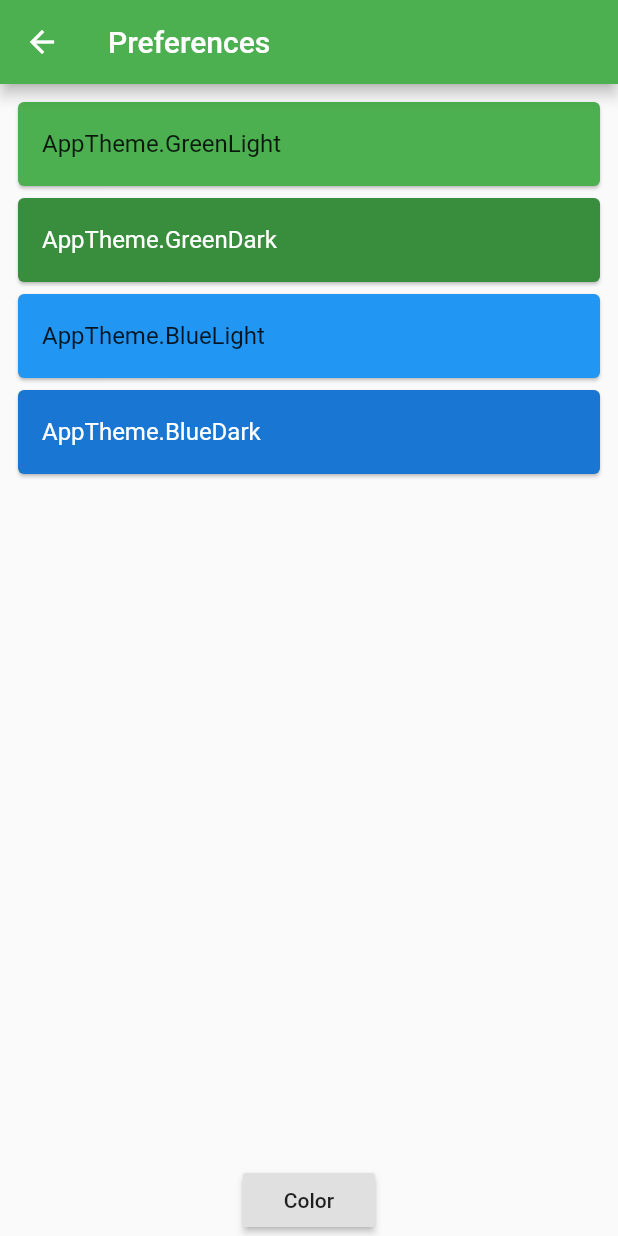
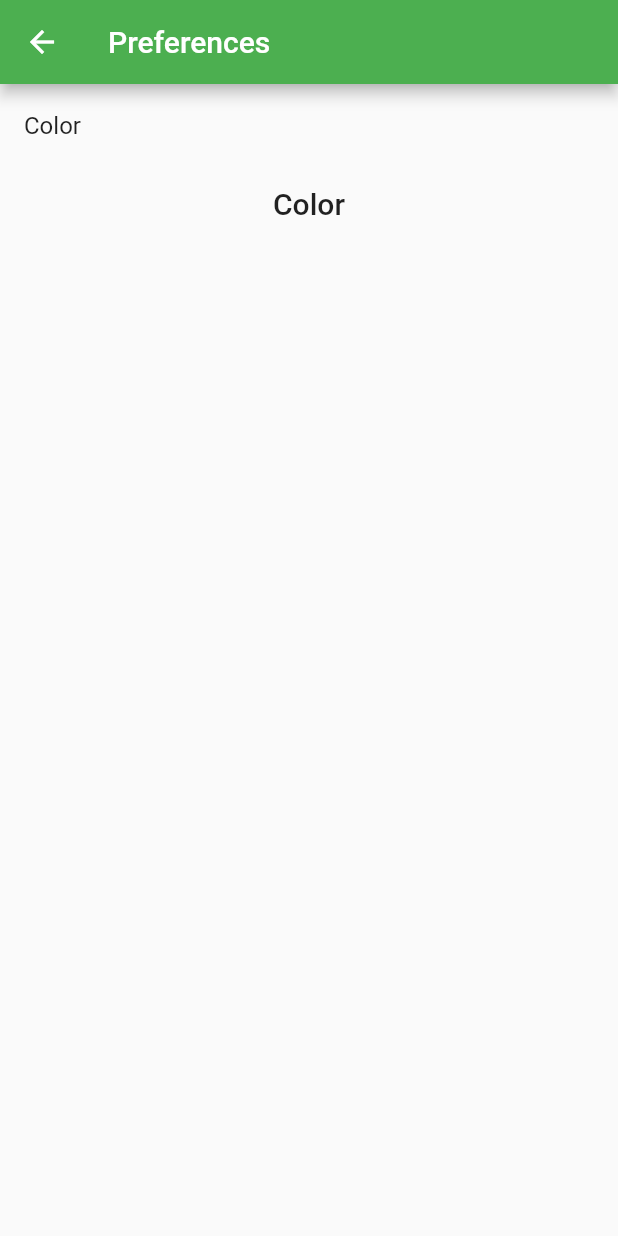
Before and after one commit to Android-Builds/Pseudo-Music, a Flutter app: the screen it shows after launch, after a tap on the "settings" icon, on a phone screen of 412 x 824 dp. Run offline on Flutter 3.47's test engine with Material 2 defaults, Android fonts, the phone set to English and light mode, and no system bars; our stand-ins replace bloc, equatable, flutter_bloc, flutter_colorpicker, flutter_icons, lottie; missing offline and left inert: flutter_audio_query; statements that could not run were skipped.

Commit message:
Redesign color picker dialog

```diff
--- a/lib/ui/preference/preference_page.dart
+++ b/lib/ui/preference/preference_page.dart
@@ -20,31 +20,22 @@ class _PreferencePageState extends State<PreferencePage> {
       ),
       body: Column(
         children: [
-          Flexible(
-            child: ListView.builder(
-              padding: EdgeInsets.all(8),
-              itemCount: AppTheme.values.length,
-              itemBuilder: (context, index) {
-                final itemAppTheme = AppTheme.values[index];
-                return Card(
-                  color: appThemeData[itemAppTheme].primaryColor,
-                  child: ListTile(
-                    title: Text(
-                      itemAppTheme.toString(),
-                      style: appThemeData[itemAppTheme].textTheme.bodyText1,
-                    ),
-                    onTap: () {
-                      // BlocProvider.of<ThemeBloc>(context).add(
-                      //   ThemeChanged(theme: itemAppTheme),
-                      // );
-                    },
-                  ),
-                );
+          ListTile(
+            title: Text('Color'),
+            onTap: () => showDialog(
+              context: context,
+              builder: (BuildContext context) {
+                return ColorPickerDialog();
               },
             ),
           ),
-          RaisedButton(
-            child: Text('Color'),
+          MaterialButton(
+            minWidth: MediaQuery.of(context).size.width,
+            child: Text(
+              'Color',
+              textAlign: TextAlign.left,
+              style: TextStyle(fontSize: 20.0),
+            ),
             onPressed: () => showDialog(
               context: context,
               builder: (BuildContext context) {
@@ -66,19 +57,22 @@ class ColorPickerDialog extends StatefulWidget {
 class _ColorPickerDialogState extends State<ColorPickerDialog> {
   bool lightTheme = true;
   String hex;
-  TextEditingController hexController = new TextEditingController();
+  TextEditingController hexController = TextEditingController();
 
   void changeColor(Color color) {
     setState(() {
       currentColor = color;
-      hexController.text = '#${currentColor.value.toRadixString(16)}';
+      hexController.text =
+          hex = '${currentColor.value.toRadixString(16).substring(2)}';
+      //print(hexController.text);
     });
   }
 
   @override
   void initState() {
     super.initState();
-    hexController.text = '#${currentColor.value.toRadixString(16)}';
+    hex = hexController.text =
+        '${currentColor.value.toRadixString(16).substring(2)}';
   }
 
   @override
@@ -90,7 +84,7 @@ class _ColorPickerDialogState extends State<ColorPickerDialog> {
           child: Text('OK'),
           onPressed: () {
             ThemeData theme = new ThemeData(
-              brightness: Brightness.light,
+              brightness: MediaQuery.of(context).platformBrightness,
               primaryColor: currentColor,
             );
             BlocProvider.of<ThemeBloc>(context).add(
@@ -116,13 +110,19 @@ class _ColorPickerDialogState extends State<ColorPickerDialog> {
                   Spacer(),
                   SizedBox(
                     width: 80.0,
-                    child: TextFormField(
-                      textAlign: TextAlign.center,
+                    child: TextField(
+                      textAlign: TextAlign.end,
+                      autofocus: true,
+                      textInputAction: TextInputAction.go,
+                      onSubmitted: (value) {
+                        if (value.length == 6) {
+                          changeColor(
+                            Color(int.parse(
+                                '0xff' + value.substring(1, value.length))),
+                          );
+                        }
+                      },
                       controller: hexController,
-                      onChanged: (value) {
-                        changeColor(Color(int.parse(
-                            '0x' + value.substring(1, value.length))));
-                      },
                     ),
                   ),
                 ],
@@ -133,7 +133,7 @@ class _ColorPickerDialogState extends State<ColorPickerDialog> {
               onColorChanged: changeColor,
               colorPickerWidth: 300.0,
               pickerAreaHeightPercent: 0.8,
-              enableAlpha: true,
+              enableAlpha: false,
               displayThumbColor: false,
               showLabel: false,
               paletteType: PaletteType.hsv,
```
